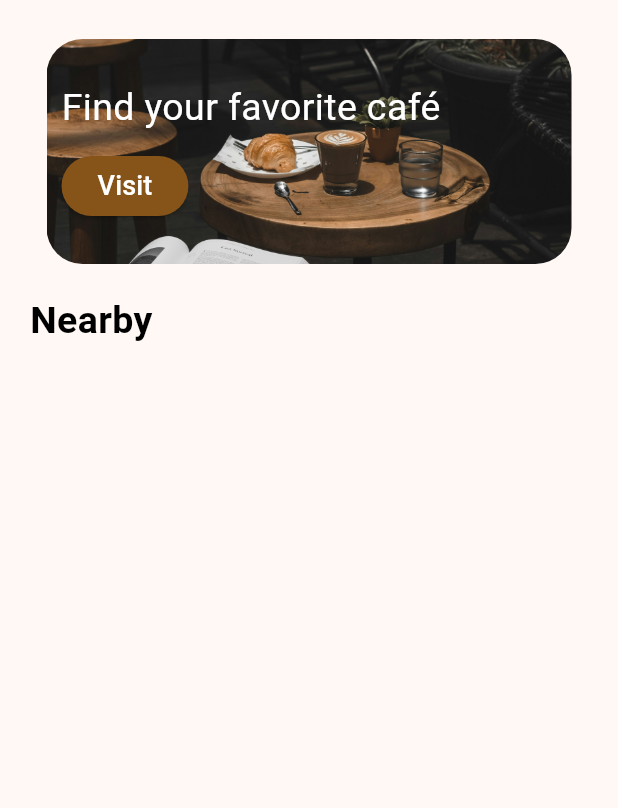
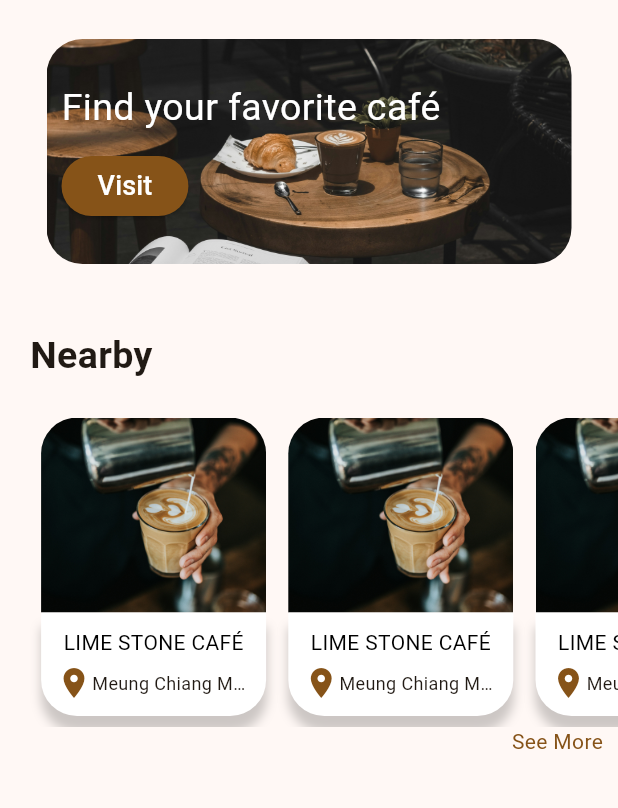
Before and after one commit to PhilipHousdens/brew_finder, a Flutter app: the screen it shows after launch, on a phone screen of 412 x 824 dp, the part 75-883 px from its top. Run offline on Flutter 3.47's test engine with Material 3 defaults, Android fonts, the light colour scheme and no system bars.

Commit message:
finished first nearby section UI

```diff
--- a/lib/main.dart
+++ b/lib/main.dart
@@ -22,7 +22,7 @@ class MyApp extends StatelessWidget {
         colorScheme: ColorScheme.fromSeed(seedColor: redBrown),
         useMaterial3: true,
       ),
-      home: const MyHomePage(title: 'assets/images/logo.png'),
+      home: const HomePage(),
     );
   }
 }
--- /dev/null
+++ b/lib/pages/component/nearbyCaffe.dart
@@ -0,0 +1,81 @@
+import 'package:flutter/material.dart';
+
+class NearbyCafe extends StatelessWidget {
+  const NearbyCafe({
+    super.key,
+    required this.size, required this.cafeName, required this.place, required this.image,
+  });
+
+  final Size size;
+  final String image, cafeName, place;
+
+  @override
+  Widget build(BuildContext context) {
+    return Container(
+      width: size.width * 0.4,
+      height: size.height * 0.25,
+      child: Column(
+        children: [
+          Container(
+            height: 130,
+            width: 150,
+            decoration: BoxDecoration(
+                image: DecorationImage(
+                  image: AssetImage(image),
+                  fit: BoxFit.cover, // Adjust the fit property here
+                ),
+                borderRadius: BorderRadius.only(topLeft: Radius.circular(24), topRight: Radius.circular(24))
+            ),
+          ),
+          Container(
+            width: 150,
+            padding: EdgeInsets.all(10),
+            decoration: BoxDecoration(
+                color: Colors.white,
+                boxShadow: [
+                  BoxShadow(
+                      offset: Offset(0, 10),
+                      blurRadius: 5,
+                      color: Colors.black.withOpacity(0.20)
+                  )
+                ],
+                borderRadius: BorderRadius.only(bottomLeft: Radius.circular(24), bottomRight: Radius.circular(24))
+            ),
+            child: Column(
+              children: [
+                Text(
+                  cafeName.toUpperCase(),
+                  style: const TextStyle(
+                      fontSize: 14,
+                      color: Colors.black
+                  ),
+                  overflow: TextOverflow.ellipsis,
+                ),
+                SizedBox(height: 5),
+                Row(
+                  children: [
+                    Icon(
+                      Icons.place,
+                      color: Theme.of(context).colorScheme.primary,
+                    ),
+                    const SizedBox(height: 10,),
+                    Flexible(
+                      child: Text(
+                          place,
+                          style: const TextStyle(
+                              fontSize: 12,
+                              fontWeight: FontWeight.w400
+                          ),
+                          overflow: TextOverflow.ellipsis
+                      ),
+                    ),
+                  ],
+                )
+              ],
+            ),
+          )
+        ],
+      ),
+    );
+  }
+}
--- /dev/null
+++ b/lib/pages/component/seemore.dart
@@ -0,0 +1,32 @@
+import 'package:flutter/material.dart';
+
+class seemoreBtn extends StatelessWidget {
+  const seemoreBtn({
+    super.key,
+  });
+
+  @override
+  Widget build(BuildContext context) {
+    return Container(
+      child: GestureDetector(
+        onTap: () {
+          // Handle 'see more' button press
+        },
+        child: Row(
+          mainAxisAlignment: MainAxisAlignment.end,
+          children: [
+            Padding(
+              padding: const EdgeInsets.symmetric(horizontal: 10),
+              child: Text(
+                'See More',
+                style: TextStyle(
+                    color: Theme.of(context).colorScheme.primary
+                ),
+              ),
+            ),
+          ],
+        ),
+      ),
+    );
+  }
+}
--- a/lib/pages/homePage.dart
+++ b/lib/pages/homePage.dart
@@ -1,51 +1,86 @@
+import 'package:flutter/cupertino.dart';
 import 'package:flutter/material.dart';
+import 'component/header.dart';
+import 'component/nearbyCaffe.dart';
+import 'component/seemore.dart';
 
-import 'component/header.dart';
+class HomePage extends StatelessWidget {
+  const HomePage({Key? key}) : super(key: key);
 
-class MyHomePage extends StatelessWidget {
-  const MyHomePage({super.key, required this.title});
-
-  final String title;
   @override
   Widget build(BuildContext context) {
     Size size = MediaQuery.of(context).size;
-
     return Scaffold(
       appBar: AppBar(
         centerTitle: true,
-        title: Image.asset(title),
+        title: Image.asset('assets/images/logo.png'),
       ),
-      body: Column(
+      body: SingleChildScrollView(
+        child: Column(
           children: [
-          Header(),
-          NearbyLabel(size: size),
+            // Header Section
+            const Header(),
+            const NearbySection(),
+            Container(
+              child: SingleChildScrollView(
+                scrollDirection: Axis.horizontal,
+                child: Padding(
+                  padding: const EdgeInsets.only(left: 20.0),
+                  child: Row(
+                    children: [
+                      NearbyCafe(
+                        size: size,
+                        cafeName: 'Lime Stone Café',
+                        place: 'Meung Chiang Mai, Chiang Mai',
+                        image: 'assets/images/coffeeShop.jpg',
+                      ),
+                      NearbyCafe(
+                        size: size,
+                        cafeName: 'Lime Stone Café',
+                        place: 'Meung Chiang Mai, Chiang Mai',
+                        image: 'assets/images/coffeeShop.jpg',
+                      ),
+                      NearbyCafe(
+                        size: size,
+                        cafeName: 'Lime Stone Café',
+                        place: 'Meung Chiang Mai, Chiang Mai',
+                        image: 'assets/images/coffeeShop.jpg',
+                      ),
                     ],
+                  ),
+                ),
+              ),
+            ),
+            seemoreBtn()
+          ],
+        ),
       ),
     );
   }
 }
 
-class NearbyLabel extends StatelessWidget {
-  const NearbyLabel({
+class NearbySection extends StatelessWidget {
+  const NearbySection({
     super.key,
-    required this.size,
   });
-
-  final Size size;
 
   @override
   Widget build(BuildContext context) {
+    Size size = MediaQuery.of(context).size;
     return Container(
-      width: size.width,
+      height: size.height * 0.1 ,
       child: const Padding(
-        padding: const EdgeInsets.symmetric(horizontal: 20),
-        child: Text(
+        padding: EdgeInsets.symmetric(horizontal: 20),
+        child: Row(
+          children: [
+            Text(
               'Nearby',
               style: TextStyle(
                 fontSize: 25,
                 fontWeight: FontWeight.bold,
-            color: Colors.black
               ),
+            ),
+          ],
         ),
       ),
     );
```
Also changed, not shown: assets/images/coffeeShop.jpg (added), lib/generated/assets.dart (added). Lines whose indentation alone changed are shown as unchanged.
